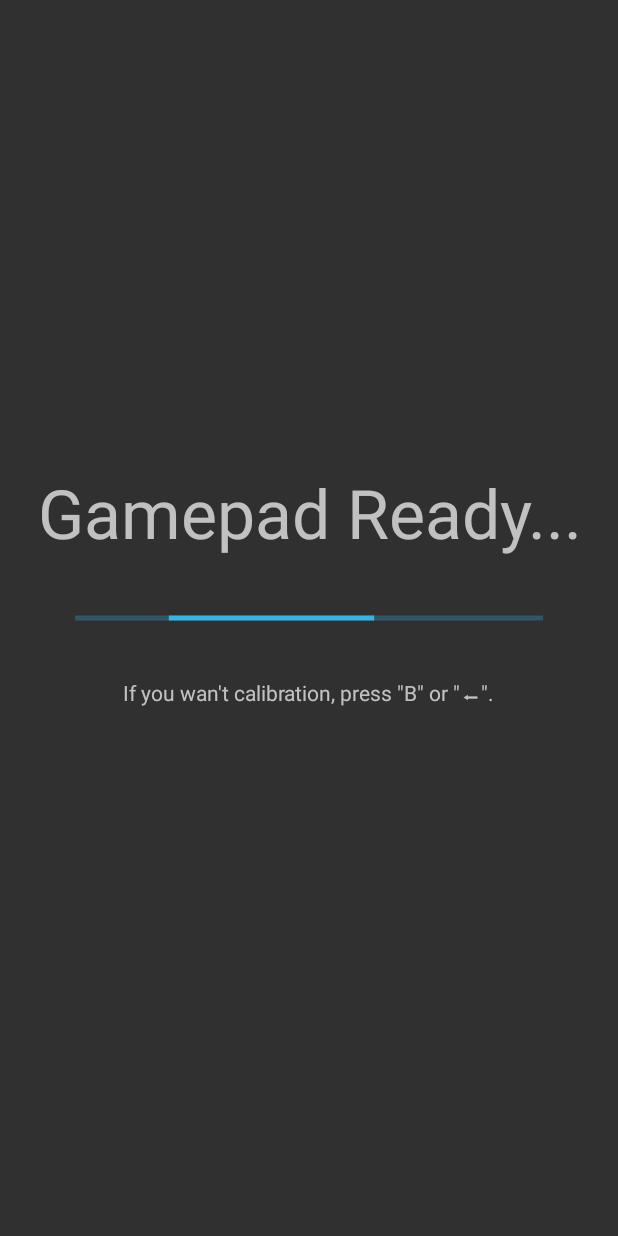
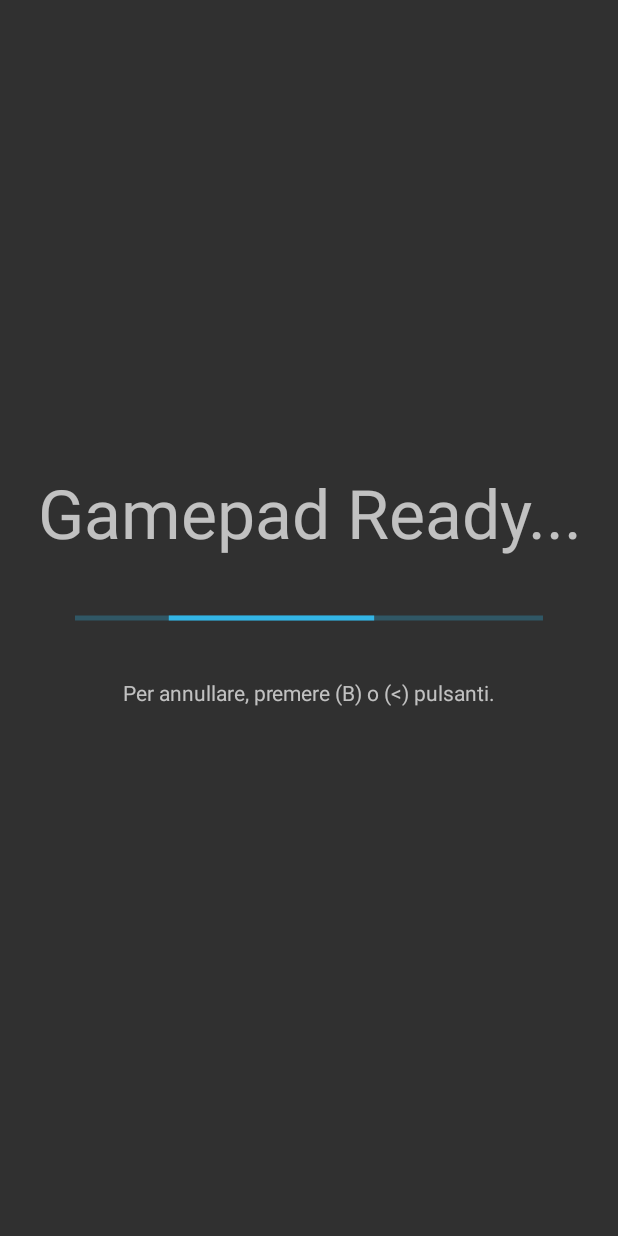
Before and after one commit to aksys-dev/TIM_Utility, an Android app: the SensorCalibrationActivity screen opened directly, with no data from a screen before it, on a phone screen of 412 x 824 dp. Run offline under Robolectric (Android 15) with nearby library versions, the phone set to English and light mode, and no system bars; our stand-ins replace EventBus.

Commit message:
Translate Italiano.  - Add "It's Done!" message.  - Change Button message.
For Release
 - versionCode 33
 - versionName "v0.12.07"

```diff
--- a/app/build.gradle
+++ b/app/build.gradle
@@ -22,8 +22,8 @@ android {
         applicationId "it.telecomitalia.TIMgamepad2"
         minSdkVersion 24
         targetSdkVersion 26
-        versionCode 32
-        versionName "v0.12.06"
+        versionCode 33
+        versionName "v0.12.07"
         testInstrumentationRunner "android.support.test.runner.AndroidJUnitRunner"
         buildConfigField 'boolean', 'ANDROID_7_SUPPORT_IMU', 'true'
         buildConfigField 'boolean', 'TEST_A7_ON_A8', 'false'
--- a/app/src/main/AndroidManifest.xml
+++ b/app/src/main/AndroidManifest.xml
@@ -7,7 +7,6 @@
 
     <!--
     <uses-sdk android:minSdkVersion="15"
-    android:sharedUserId="android.uid.system"
     />
     -->
     <uses-permission android:name="android.permission.BLUETOOTH_ADMIN" />
@@ -26,10 +25,10 @@
         android:allowBackup="false"
         android:icon="@mipmap/ic_launcher"
         android:label="@string/app_name"
-        android:persistent="false"
         android:roundIcon="@mipmap/ic_launcher_round"
         android:theme="@style/AppTheme"
         tools:ignore="GoogleAppIndexingWarning">
+        <!--android:persistent="true"-->
 
         <!--
                 <protected-broadcast android:name="android.intent.action.GAMEPAD_DEVICE_CONNECTED" />
--- a/app/src/main/java/it/telecomitalia/TIMgamepad2/activity/SensorCalibrationActivity.java
+++ b/app/src/main/java/it/telecomitalia/TIMgamepad2/activity/SensorCalibrationActivity.java
@@ -91,7 +91,7 @@ public class SensorCalibrationActivity extends AppCompatActivity {
 		@Override
 		public void run() {
 			isWorking = false;
-			calibrationMessage.setText( "It's Done!" );
+			calibrationMessage.setText( R.string.calibration_completed );
 			StatusProgress.setIndeterminate( false );
 			StatusProgress.setMax( 100 );
 			StatusProgress.setProgress( 100 );
--- a/app/src/main/res/values/strings.xml
+++ b/app/src/main/res/values/strings.xml
@@ -117,11 +117,12 @@
     <string name="utility_service_restarting">"Connecting&#8230;"</string>
     <string name="gamepad_service_running">The TIM Gamepad service is running</string>
     <string name="no_gamepad">Nessun gamepad</string>
-    <string name="gamepad_calibration_first">If you wan\'t calibration, press \"B\" or \"⬅\".</string>
-    <string name="gamepad_calibration_wait">Now Calibrating Sensor. Please don\'t touch this gamepad.</string>
-    <string name="gamepad_calibration_end">Press (B) or Back button.(⬅)</string>
+    <string name="gamepad_calibration_first">Per annullare, premere (B) o (&lt;) pulsanti.</string>
+    <string name="gamepad_calibration_wait">Calibrazione in corso, non muovere il gamepad.</string>
+    <string name="gamepad_calibration_end">Premere (B) o Back (&lt;)</string>
     <string name="cancel">CANCELLA</string>
     <string name="yes">Si</string>
     <string name="no">No</string>
     <string name="calibration_ready">Posiziona il game pad su una superficie piana prima di iniziare.\nNon toccare il gamepad fino alla fine della calibrazione.\nQuando sei pronto, premi \"SI\".\nPremere \"CANCELLA\" per annullare.</string>
+    <string name="calibration_completed">Calibrazione completata</string>
 </resources>
```
Also changed, not shown: 1 other file.
